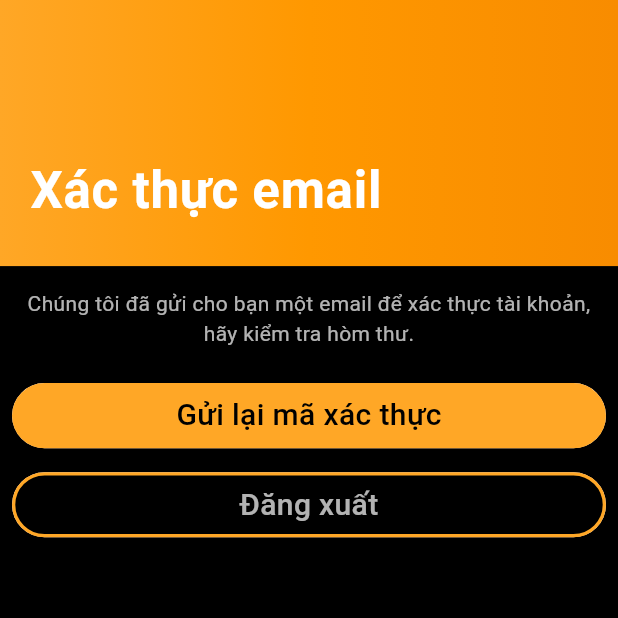
After one commit to VuStrong/Strongtify, a Flutter app: the ConfirmEmailScreen screen opened directly, on a phone screen of 412 x 824 dp, the top half of it. The commit adds this screen. Run offline on Flutter 3.47's test engine with Material 3 defaults, Android fonts, the phone set to English and light mode, and no system bars; our stand-ins replace dio, equatable, flutter_bloc, flutter_dotenv, flutter_secure_storage, flutter_svg and 3 more; accounts and stored records are empty.

Commit message:
Implement confirm email

```diff
--- a/strongtify_mobile_app/lib/blocs/auth/auth_event.dart
+++ b/strongtify_mobile_app/lib/blocs/auth/auth_event.dart
@@ -39,3 +39,8 @@
   @override
   List<Object?> get props => <Object?>[];
 }
+
+class AuthEventSendEmailConfirmation extends AuthEvent {
+  @override
+  List<Object?> get props => <Object?>[];
+}
--- a/strongtify_mobile_app/lib/blocs/auth/auth_state.dart
+++ b/strongtify_mobile_app/lib/blocs/auth/auth_state.dart
@@ -5,13 +5,15 @@ class AuthState {
     this.user,
     this.isLoading = false,
     this.isInitializing = false,
-    this.errorMessage
+    this.errorMessage,
+    this.sendCodeSuccessful = false,
   });
 
   final Account? user;
   final bool isLoading;
   final bool isInitializing;
   final String? errorMessage;
+  final bool sendCodeSuccessful;
 
   static AuthState init() {
     return const AuthState();
@@ -21,13 +23,15 @@ class AuthState {
     Account? Function()? user,
     bool? isLoading,
     bool? isInitializing,
-    String? Function()? errorMessage
+    String? Function()? errorMessage,
+    bool? sendCodeSuccessful,
   }) {
     return AuthState(
       user: user != null ? user() : this.user,
       isLoading: isLoading ?? this.isLoading,
       isInitializing: isInitializing ?? this.isInitializing,
-      errorMessage: errorMessage != null ? errorMessage() : this.errorMessage
+      errorMessage: errorMessage != null ? errorMessage() : this.errorMessage,
+      sendCodeSuccessful: sendCodeSuccessful ?? this.sendCodeSuccessful,
     );
   }
 }
--- a/strongtify_mobile_app/lib/exceptions/auth_exception.dart
+++ b/strongtify_mobile_app/lib/exceptions/auth_exceptions.dart
@@ -3,3 +3,7 @@ import 'base_exception.dart';
 class WrongCredentialException extends BaseException {
   WrongCredentialException({super.message});
 }
+
+class UserIsLockedOutException extends BaseException {
+  UserIsLockedOutException({super.message});
+}
--- a/strongtify_mobile_app/lib/main.dart
+++ b/strongtify_mobile_app/lib/main.dart
@@ -6,6 +6,7 @@ import 'package:strongtify_mobile_app/blocs/app_bottom_navigation/bloc.dart';
 import 'package:strongtify_mobile_app/blocs/auth/bloc.dart';
 import 'package:strongtify_mobile_app/blocs/playlist/bloc.dart';
 import 'package:strongtify_mobile_app/injection.dart';
+import 'package:strongtify_mobile_app/screens/auth/confirm_email_screen.dart';
 import 'package:strongtify_mobile_app/screens/auth/login_screen.dart';
 import 'package:strongtify_mobile_app/screens/auth/register_screen.dart';
 import 'package:strongtify_mobile_app/utils/common_widgets/bottom_navigation_app.dart';
@@ -56,6 +57,10 @@ class StrongtifyApp extends StatelessWidget {
               }
 
               if (state.user != null) {
+                if (state.user!.emailConfirmed == false) {
+                  return const ConfirmEmailScreen();
+                }
+
                 return const BottomNavigationApp();
               } else {
                 return const LoginScreen();
--- /dev/null
+++ b/strongtify_mobile_app/lib/screens/auth/confirm_email_screen.dart
@@ -0,0 +1,90 @@
+import 'package:flutter/material.dart';
+import 'package:flutter_bloc/flutter_bloc.dart';
+import 'package:loader_overlay/loader_overlay.dart';
+import 'package:strongtify_mobile_app/blocs/auth/bloc.dart';
+import 'package:strongtify_mobile_app/components/button.dart';
+import 'package:strongtify_mobile_app/utils/common_widgets/gradient_background.dart';
+import 'package:strongtify_mobile_app/utils/dialogs/success_dialog.dart';
+
+class ConfirmEmailScreen extends StatefulWidget {
+  const ConfirmEmailScreen({super.key});
+
+  @override
+  State<ConfirmEmailScreen> createState() => _ConfirmEmailScreenState();
+}
+
+class _ConfirmEmailScreenState extends State<ConfirmEmailScreen> {
+  @override
+  Widget build(BuildContext context) {
+    return Scaffold(
+      body: ListView(
+        padding: EdgeInsets.zero,
+        children: [
+          const GradientBackground(
+            children: [
+              Text(
+                'Xác thực email',
+                style: TextStyle(
+                  fontWeight: FontWeight.bold,
+                  color: Colors.white,
+                  fontSize: 34,
+                  letterSpacing: 0.5,
+                ),
+              ),
+              SizedBox(height: 6),
+            ],
+          ),
+          const Padding(
+            padding: EdgeInsets.all(15),
+            child: Text(
+              'Chúng tôi đã gửi cho bạn một email để xác thực tài khoản, hãy kiểm tra hòm thư.',
+              style: TextStyle(color: Colors.white70),
+              textAlign: TextAlign.center,
+            ),
+          ),
+          BlocConsumer<AuthBloc, AuthState>(
+            listener: (BuildContext context, AuthState state) async {
+              if (state.isLoading) {
+                context.loaderOverlay.show();
+              } else {
+                context.loaderOverlay.hide();
+
+                if (state.sendCodeSuccessful) {
+                  await showSuccessDialog(
+                      context: context, text: 'Gửi mã xác thực thành công!');
+                }
+              }
+            },
+            builder: (BuildContext context, AuthState state) {
+              return Column(
+                children: [
+                  Padding(
+                    padding: const EdgeInsets.all(8),
+                    child: Button(
+                      buttonText: 'Gửi lại mã xác thực',
+                      onPressed: () {
+                        context
+                            .read<AuthBloc>()
+                            .add(AuthEventSendEmailConfirmation());
+                      },
+                    ),
+                  ),
+                  Padding(
+                    padding: const EdgeInsets.all(8),
+                    child: Button(
+                      buttonText: 'Đăng xuất',
+                      isOutlined: true,
+                      onPressed: () {
+                        context.read<AuthBloc>().add(AuthEventLogout());
+                      },
+                    ),
+                  ),
+                ],
+              );
+            },
+          ),
+        ],
+      ),
+    );
+  }
+}
```
Also changed, not shown: strongtify_mobile_app/lib/blocs/auth/auth_bloc.dart (+23 -1 lines), strongtify_mobile_app/lib/services/auth_service.dart (+15 -2 lines), strongtify_mobile_app/lib/utils/dialogs/success_dialog.dart (added, +26 -0 lines).
